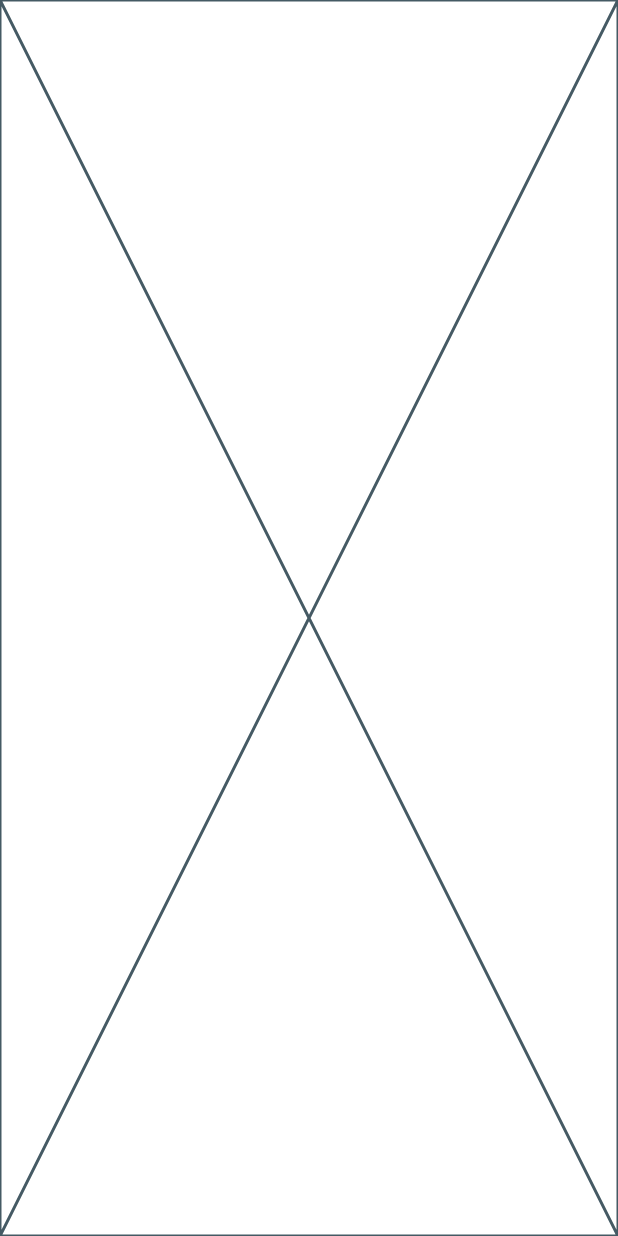
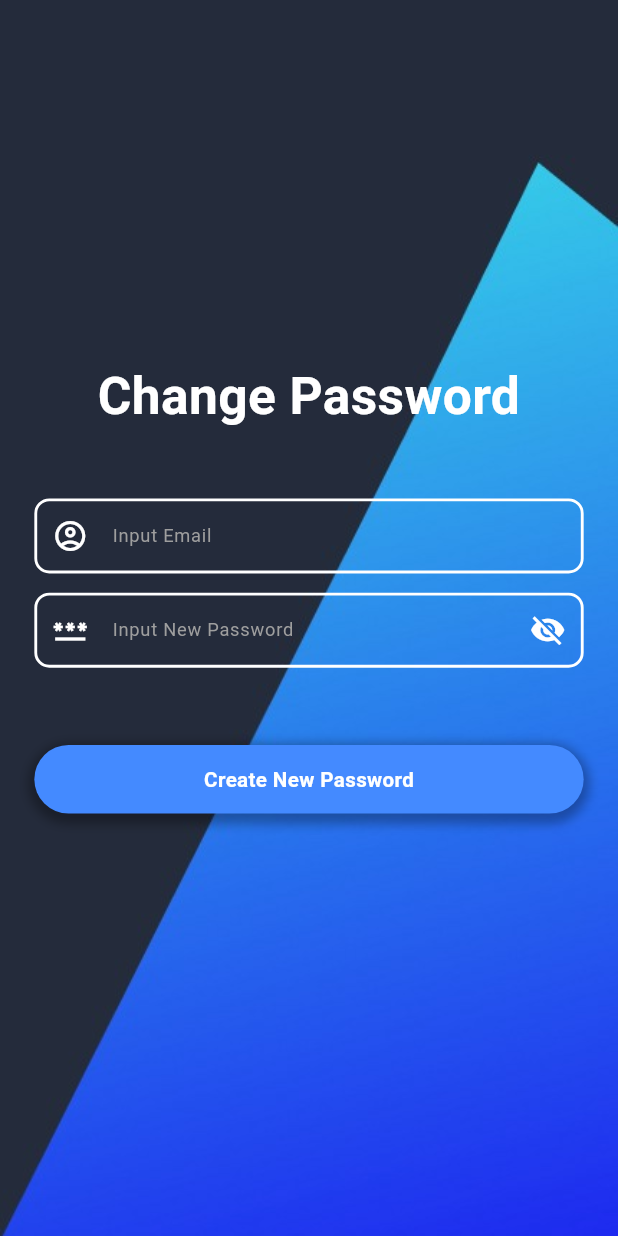
Before and after one commit to Ganjarganda/project_magang, a Flutter app: the screen it shows after launch, after a tap on "Forget Password", on a phone screen of 412 x 824 dp. Run offline on Flutter 3.47's test engine with Material 3 defaults, Android fonts, the phone set to English and light mode, and no system bars; drawn by our look-alikes of flutter_easyloading; our stand-ins replace cached_network_image, flutter_cache_manager, flutter_screenutil, get; network calls fail.

Commit message:
update ui forgetpass

```diff
--- a/lib/modules/auth/forget_password_screen.dart
+++ b/lib/modules/auth/forget_password_screen.dart
@@ -1,4 +1,13 @@
 import 'package:flutter/material.dart';
+import 'package:get/get.dart';
+import 'package:get/get_state_manager/src/rx_flutter/rx_obx_widget.dart';
+import 'package:test_project/controller/user/user_controller.dart';
+import 'package:test_project/gen/assets.gen.dart';
+import 'package:test_project/routes/app_routes.dart';
+import 'package:test_project/utils/app_utils.dart';
+import 'package:test_project/utils/constant.dart';
+import 'package:test_project/widgets/button/form_input_button.dart';
+import 'package:test_project/widgets/textfields/form_input_textfield.dart';
 
 class ForgetPasswordScreen extends StatefulWidget {
   const ForgetPasswordScreen({super.key});
@@ -8,8 +17,137 @@ class ForgetPasswordScreen extends StatefulWidget {
 }
 
 class _ForgetPasswordScreenState extends State<ForgetPasswordScreen> {
+  var emailController = TextEditingController();
+  var inputpassController = TextEditingController();
+
+  final UserController _userController = Get.find();
+
+
+
   @override
   Widget build(BuildContext context) {
-    return const Placeholder();
+    return Scaffold(
+      backgroundColor: Colors.white,
+      body: Stack(
+        children: [
+          /// gambar
+          Positioned(
+            child: Image.asset(
+              Assets.images.imageBg1.path,
+              width: MediaQuery.of(context).size.width,
+              height: MediaQuery.of(context).size.height,
+              fit: BoxFit.cover,
+            ),
+          ),
+
+
+          /// gambar
+          Positioned(
+            child: SingleChildScrollView(
+              physics: const BouncingScrollPhysics(),
+              child: Container(
+                padding: EdgeInsets.symmetric(
+                  horizontal: setWidth(60),
+                  vertical: setHeight(60),
+                ),
+                child: Column(
+                  crossAxisAlignment: CrossAxisAlignment.start,
+                  children: [
+                    SizedBox(
+                      height: setHeight(500),
+                    ),
+
+                    /// sign in
+                    Center(
+                      child: Text(
+                        'Change Password',
+                        textAlign: TextAlign.center,
+                        style: styleTitle.copyWith(
+                          fontSize: setFontSize(90),
+                          color: Colors.white,
+                          fontWeight: FontWeight.bold,
+                        ),
+                      ),
+                    ),
+
+                    SizedBox(
+                      height: setHeight(100),
+                    ),
+
+                    /// email or username
+                    FormInputTexfield(
+                      controller: emailController,
+                      inputType: TextInputType.text,
+                      secureText: false,
+                      hint: 'Input Email',
+                      prefixIcon: const Icon(
+                        Icons.account_circle_outlined,
+                        color: Colors.white,
+                      ),
+                    ),
+
+                    SizedBox(
+                      height: setHeight(30),
+                    ),
+
+                    /// password
+                    Obx(
+                      () => FormInputTexfield(
+                        controller: inputpassController,
+                        inputType: TextInputType.visiblePassword,
+                        secureText: _userController.hidePassword.value,
+                        hint: 'Input New Password',
+                        prefixIcon: const Icon(
+                          Icons.password,
+                          color: Colors.white,
+                        ),
+                        suffixIcon: IconButton(
+                          onPressed: () {
+                            _userController.hidePassword.value =
+                                !_userController.hidePassword.value;
+                          },
+                          icon: Icon(
+                            _userController.hidePassword.value == true
+                                ? Icons.visibility_off
+                                : Icons.visibility,
+                            color: Colors.white,
+                          ),
+                          splashColor: Colors.transparent,
+                          highlightColor: Colors.transparent,
+                        ),
+                      ),
+                    ),
+
+                    SizedBox(
+                      height: setHeight(120),
+                    ),
+
+
+                    FormInputButton(
+                      text: 'Create New Password',
+                      onClick: () {
+                        AppUtils().snackbarShow(
+                            message:
+                            'Assalamualaikum😊😊😊 \nSelamat datang ${emailController
+                                .text} 🙌🙌');
+                        Get.toNamed(Routes.routeLogin);
+                      },
+
+
+                    ),
+
+                    SizedBox(
+                      height: setHeight(50),
+                    ),
+
+                  ],
+                ),
+              ),
+            ),
+          ),
+
+        ]
+    ),
+    );
   }
 }
--- a/lib/modules/auth/login_screen.dart
+++ b/lib/modules/auth/login_screen.dart
@@ -21,6 +21,7 @@ class _LoginScreenState extends State<LoginScreen> {
   var passwordController = TextEditingController();
 
   final UserController _userController = Get.find();
+
 
   @override
   Widget build(BuildContext context) {
```
